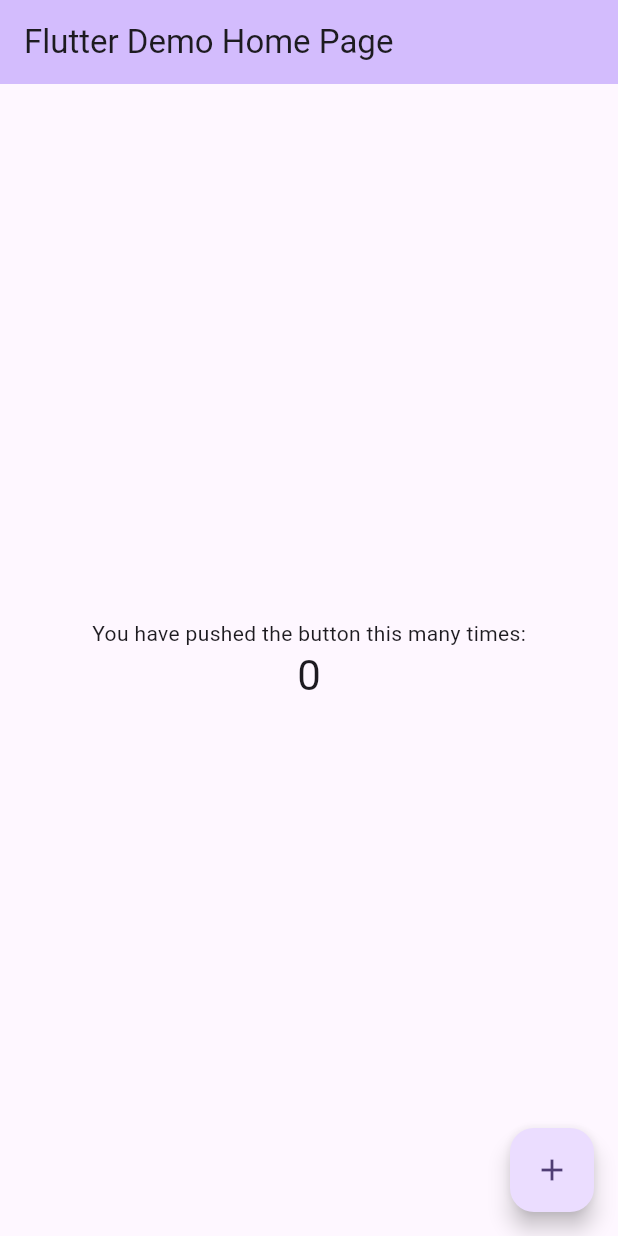
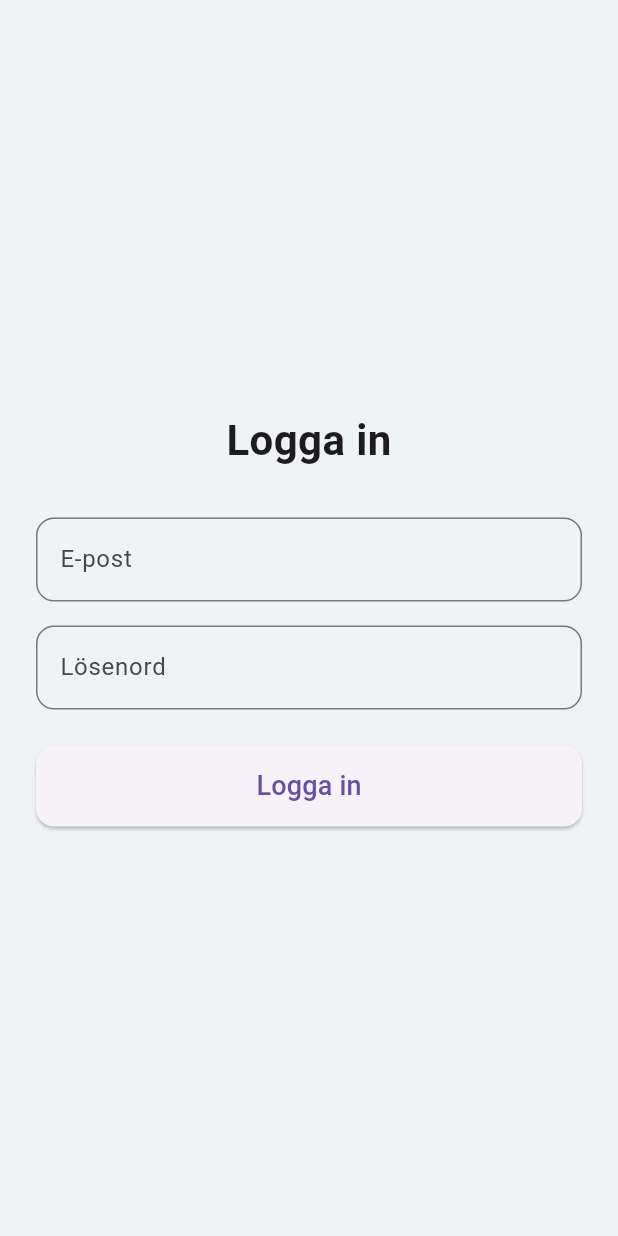
Before and after one commit to evelinaek/antsinthepants, a Flutter app: the screen it shows after launch, on a phone screen of 412 x 824 dp. Run offline on Flutter 3.47's test engine with Material 3 defaults, Android fonts, the phone set to English and light mode, and no system bars.

Commit message:
new pages, skeleton for project

```diff
--- a/lib/main.dart
+++ b/lib/main.dart
@@ -1,4 +1,6 @@
 import 'package:flutter/material.dart';
+import 'pages/login.dart';
+import 'pages/meny.dart';
 
 void main() {
   runApp(const MyApp());
@@ -7,116 +9,15 @@ void main() {
 class MyApp extends StatelessWidget {
   const MyApp({super.key});
 
-  // This widget is the root of your application.
   @override
   Widget build(BuildContext context) {
     return MaterialApp(
-      title: 'Flutter Demo',
-      theme: ThemeData(
-        // This is the theme of your application.
-        //
-        // TRY THIS: Try running your application with "flutter run". You'll see
-        // the application has a purple toolbar. Then, without quitting the app,
-        // try changing the seedColor in the colorScheme below to Colors.green
-        // and then invoke "hot reload" (save your changes or press the "hot
-        // reload" button in a Flutter-supported IDE, or press "r" if you used
-        // the command line to start the app).
-        //
-        // Notice that the counter didn't reset back to zero; the application
-        // state is not lost during the reload. To reset the state, use hot
-        // restart instead.
-        //
-        // This works for code too, not just values: Most code changes can be
-        // tested with just a hot reload.
-        colorScheme: ColorScheme.fromSeed(seedColor: Colors.deepPurple),
-      ),
-      home: const MyHomePage(title: 'Flutter Demo Home Page'),
+      debugShowCheckedModeBanner: false,
+      title: 'Admin App',
+      home: const LoginPage(),
+      routes: {
+        '/shell': (_) => const MainShell(),
+      },
     );
   }
 }
-
-class MyHomePage extends StatefulWidget {
-  const MyHomePage({super.key, required this.title});
-
-  // This widget is the home page of your application. It is stateful, meaning
-  // that it has a State object (defined below) that contains fields that affect
-  // how it looks.
-
-  // This class is the configuration for the state. It holds the values (in this
-  // case the title) provided by the parent (in this case the App widget) and
-  // used by the build method of the State. Fields in a Widget subclass are
-  // always marked "final".
-
-  final String title;
-
-  @override
-  State<MyHomePage> createState() => _MyHomePageState();
-}
-
-class _MyHomePageState extends State<MyHomePage> {
-  int _counter = 0;
-
-  void _incrementCounter() {
-    setState(() {
-      // This call to setState tells the Flutter framework that something has
-      // changed in this State, which causes it to rerun the build method below
-      // so that the display can reflect the updated values. If we changed
-      // _counter without calling setState(), then the build method would not be
-      // called again, and so nothing would appear to happen.
-      _counter++;
-    });
-  }
-
-  @override
-  Widget build(BuildContext context) {
-    // This method is rerun every time setState is called, for instance as done
-    // by the _incrementCounter method above.
-    //
-    // The Flutter framework has been optimized to make rerunning build methods
-    // fast, so that you can just rebuild anything that needs updating rather
-    // than having to individually change instances of widgets.
-    return Scaffold(
-      appBar: AppBar(
-        // TRY THIS: Try changing the color here to a specific color (to
-        // Colors.amber, perhaps?) and trigger a hot reload to see the AppBar
-        // change color while the other colors stay the same.
-        backgroundColor: Theme.of(context).colorScheme.inversePrimary,
-        // Here we take the value from the MyHomePage object that was created by
-        // the App.build method, and use it to set our appbar title.
-        title: Text(widget.title),
-      ),
-      body: Center(
-        // Center is a layout widget. It takes a single child and positions it
-        // in the middle of the parent.
-        child: Column(
-          // Column is also a layout widget. It takes a list of children and
-          // arranges them vertically. By default, it sizes itself to fit its
-          // children horizontally, and tries to be as tall as its parent.
-          //
-          // Column has various properties to control how it sizes itself and
-          // how it positions its children. Here we use mainAxisAlignment to
-          // center the children vertically; the main axis here is the vertical
-          // axis because Columns are vertical (the cross axis would be
-          // horizontal).
-          //
-          // TRY THIS: Invoke "debug painting" (choose the "Toggle Debug Paint"
-          // action in the IDE, or press "p" in the console), to see the
-          // wireframe for each widget.
-          mainAxisAlignment: MainAxisAlignment.center,
-          children: <Widget>[
-            const Text('You have pushed the button this many times:'),
-            Text(
-              '$_counter',
-              style: Theme.of(context).textTheme.headlineMedium,
-            ),
-          ],
-        ),
-      ),
-      floatingActionButton: FloatingActionButton(
-        onPressed: _incrementCounter,
-        tooltip: 'Increment',
-        child: const Icon(Icons.add),
-      ), // This trailing comma makes auto-formatting nicer for build methods.
-    );
-  }
-}
--- /dev/null
+++ b/lib/pages/login.dart
@@ -0,0 +1,78 @@
+import 'package:flutter/material.dart';
+
+class LoginPage extends StatelessWidget {
+  const LoginPage({super.key});
+
+  @override
+  Widget build(BuildContext context) {
+    return Scaffold(
+      backgroundColor: const Color(0xFFEFF3F9),
+      body: SafeArea(
+        child: Padding(
+          padding: const EdgeInsets.all(24.0),
+          child: Column(
+            mainAxisAlignment: MainAxisAlignment.center,
+            crossAxisAlignment: CrossAxisAlignment.stretch,
+            children: [
+              const Text(
+                'Logga in',
+                textAlign: TextAlign.center,
+                style: TextStyle(
+                  fontSize: 28,
+                  fontWeight: FontWeight.bold,
+                ),
+              ),
+              const SizedBox(height: 32),
+              TextField(
+                decoration: InputDecoration(
+                  labelText: 'E-post',
+                  border: OutlineInputBorder(
+                    borderRadius: BorderRadius.circular(12),
+                  ),
+                ),
+              ),
+              const SizedBox(height: 16),
+              TextField(
+                obscureText: true,
+                decoration: InputDecoration(
+                  labelText: 'Lösenord',
+                  border: OutlineInputBorder(
+                    borderRadius: BorderRadius.circular(12),
+                  ),
+                ),
+              ),
+              const SizedBox(height: 24),
+              ElevatedButton(
+                onPressed: () {
+  Navigator.pushReplacementNamed(context, '/shell');
+},
+                style: ElevatedButton.styleFrom(
+                  padding: const EdgeInsets.symmetric(vertical: 14),
+                  shape: RoundedRectangleBorder(
+                    borderRadius: BorderRadius.circular(12),
+                  ),
+                ),
+                child: const Text(
+                  'Logga in',
+                  style: TextStyle(fontSize: 18),
+                ),
+              ),
+            ],
+          ),
+        ),
+      ),
+    );
+  }
+}
+
+class HomePage extends StatelessWidget {
+  const HomePage({super.key});
+
+  @override
+  Widget build(BuildContext context) {
+    return Scaffold(
+      appBar: AppBar(title: const Text('Hem')),
+      body: const Center(child: Text('Du är inloggad')),
+    );
+  }
+}
```
Also changed, not shown: lib/pages/branding.dart (added, +24 -0 lines), lib/pages/builder.dart (added, +24 -0 lines), lib/pages/meny.dart (added, +71 -0 lines), lib/pages/package.dart (added, +24 -0 lines), lib/pages/send.dart (added, +24 -0 lines), lib/pages/template.dart (added, +24 -0 lines).
